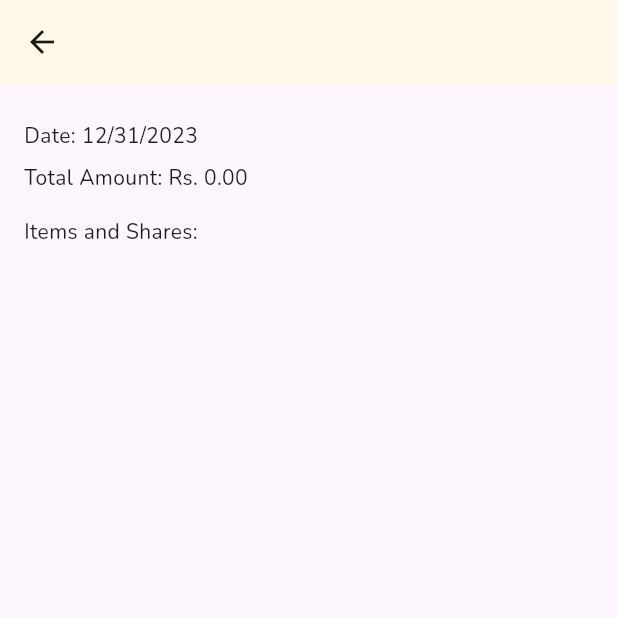
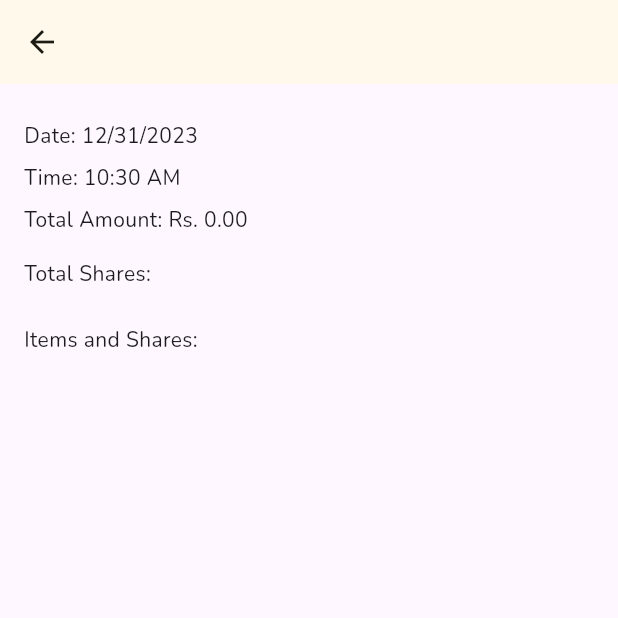
Before and after one commit to Midwayne/popbill, a Flutter app: the GroupExpenseDetail screen opened directly with empty values, on a phone screen of 412 x 824 dp, the top half of it. Run offline on Flutter 3.47's test engine with Material 3 defaults, Android fonts, the phone set to English and light mode, and no system bars; our stand-ins replace cloud_firestore, curved_navigation_bar, firebase_auth, firebase_core, flutter_bloc, flutter_slidable and 5 more; missing offline and left inert: mat_month_picker_dialog, simple_barcode_scanner; accounts and stored records are empty.

Commit message:
total share (individual)

```diff
--- a/lib/widgets/split/group_expense_detail.dart
+++ b/lib/widgets/split/group_expense_detail.dart
@@ -17,9 +17,33 @@ class GroupExpenseDetail extends StatefulWidget {
 }
 
 class _GroupExpenseDetailState extends State<GroupExpenseDetail> {
+  Map<String, double> calculateTotalShares() {
+    Map<String, double> totalShares = {};
+
+    for (GroupItem item in widget.expense.items) {
+      for (Map<String, dynamic> consumer in item.consumerProportions) {
+        String? userId = consumer['id'];
+        double? share = consumer['share'];
+
+        if (userId != null && share != null) {
+          String nickname = widget.group.getUserNicknameById(userId);
+
+          if (totalShares.containsKey(nickname)) {
+            totalShares[nickname] = totalShares[nickname]! + share;
+          } else {
+            totalShares[nickname] = share;
+          }
+        }
+      }
+    }
+
+    return totalShares;
+  }
+
   @override
   Widget build(BuildContext context) {
     GroupExpense expense = widget.expense;
+    Map<String, double> totalShares = calculateTotalShares();
 
     return Scaffold(
       appBar: AppBar(
@@ -34,9 +58,22 @@ class _GroupExpenseDetailState extends State<GroupExpenseDetail> {
             Text('Date: ${expense.formattedDate}'),
             SizedBox(height: 8.0),
             // Add time here
+            Text('Time: ${widget.expense.time.format(context)}'),
+            SizedBox(height: 8.0),
+
             Text('Total Amount: Rs. ${expense.totalAmount.toStringAsFixed(2)}'),
             SizedBox(height: 16.0),
-            // Add the total amount of each user here
+
+            Text('Total Shares:'),
+            SizedBox(height: 8.0),
+            Column(
+              crossAxisAlignment: CrossAxisAlignment.start,
+              children: totalShares.entries.map((entry) {
+                return Text('${entry.key}: ${entry.value.toStringAsFixed(2)}');
+              }).toList(),
+            ),
+            SizedBox(height: 16.0),
+
             Text('Items and Shares:'),
             SizedBox(height: 8.0),
             Expanded(
```
